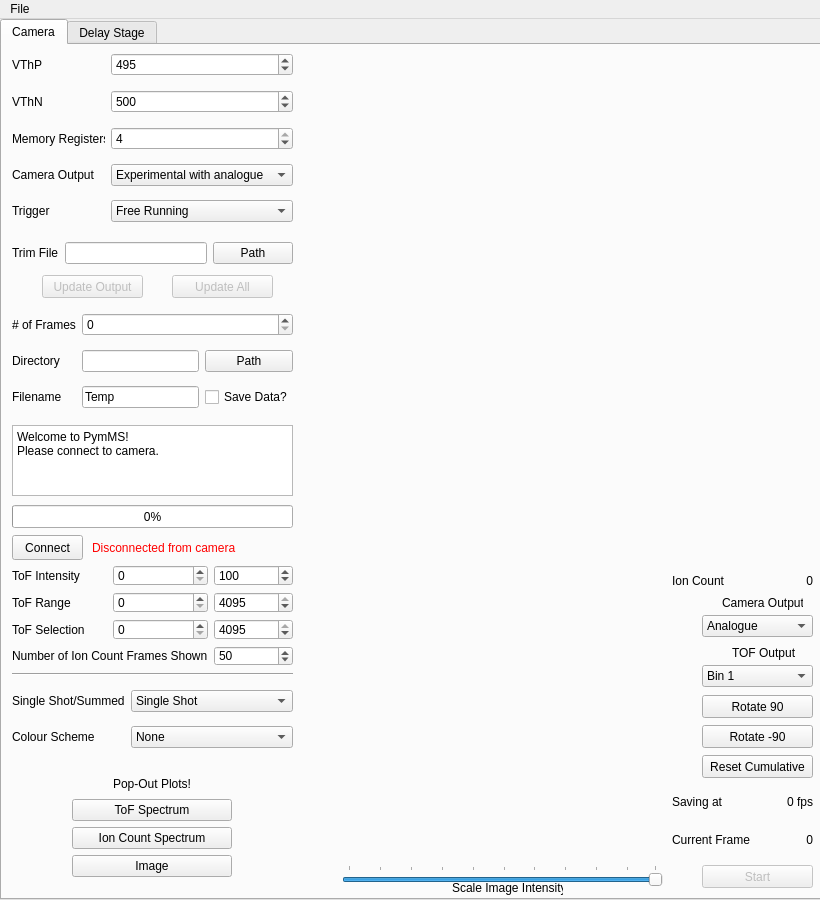
jrjfeath/PyMMS, file image.ui: the form before one commit.
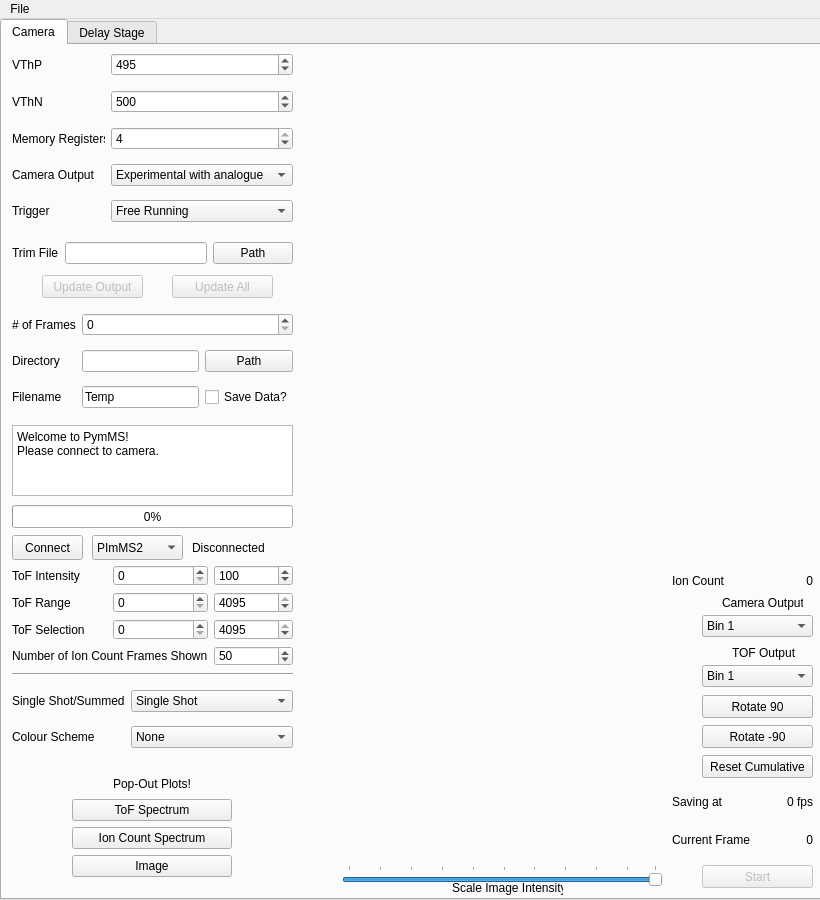
The form after the commit. Custom widgets are drawn as their Qt base class.

```diff
--- a/image.ui
+++ b/image.ui
@@ -709,515 +709,6 @@
        <bool>false</bool>
       </property>
      </widget>
-     <widget class="QLabel" name="_camera_connect">
-      <property name="geometry">
-       <rect>
-        <x>90</x>
-        <y>490</y>
-        <width>151</width>
-        <height>25</height>
-       </rect>
-      </property>
-      <property name="palette">
-       <palette>
-        <active>
-         <colorrole role="WindowText">
-          <brush brushstyle="SolidPattern">
-           <color alpha="255">
-            <red>255</red>
-            <green>0</green>
-            <blue>0</blue>
-           </color>
-          </brush>
-         </colorrole>
-         <colorrole role="Button">
-          <brush brushstyle="SolidPattern">
-           <color alpha="255">
-            <red>77</red>
-            <green>77</green>
-            <blue>77</blue>
-           </color>
-          </brush>
-         </colorrole>
-         <colorrole role="Light">
-          <brush brushstyle="SolidPattern">
-           <color alpha="255">
-            <red>83</red>
-            <green>83</green>
-            <blue>83</blue>
-           </color>
-          </brush>
-         </colorrole>
-         <colorrole role="Midlight">
-          <brush brushstyle="SolidPattern">
-           <color alpha="255">
-            <red>71</red>
-            <green>71</green>
-            <blue>71</blue>
-           </color>
-          </brush>
-         </colorrole>
-         <colorrole role="Dark">
-          <brush brushstyle="SolidPattern">
-           <color alpha="255">
-            <red>40</red>
-            <green>40</green>
-            <blue>40</blue>
-           </color>
-          </brush>
-         </colorrole>
-         <colorrole role="Mid">
-          <brush brushstyle="SolidPattern">
-           <color alpha="255">
-            <red>50</red>
-            <green>50</green>
-            <blue>50</blue>
-           </color>
-          </brush>
-         </colorrole>
-         <colorrole role="Text">
-          <brush brushstyle="SolidPattern">
-           <color alpha="255">
-            <red>223</red>
-            <green>223</green>
-            <blue>223</blue>
-           </color>
-          </brush>
-         </colorrole>
-         <colorrole role="ButtonText">
-          <brush brushstyle="SolidPattern">
-           <color alpha="255">
-            <red>223</red>
-            <green>223</green>
-            <blue>223</blue>
-           </color>
-          </brush>
-         </colorrole>
-         <colorrole role="Base">
-          <brush brushstyle="SolidPattern">
-           <color alpha="255">
-            <red>44</red>
-            <green>44</green>
-            <blue>44</blue>
-           </color>
-          </brush>
-         </colorrole>
-         <colorrole role="Window">
-          <brush brushstyle="SolidPattern">
-           <color alpha="255">
-            <red>44</red>
-            <green>44</green>
-            <blue>44</blue>
-           </color>
-          </brush>
-         </colorrole>
-         <colorrole role="Shadow">
-          <brush brushstyle="SolidPattern">
-           <color alpha="255">
-            <red>0</red>
-            <green>0</green>
-            <blue>0</blue>
-           </color>
-          </brush>
-         </colorrole>
-         <colorrole role="Highlight">
-          <brush brushstyle="SolidPattern">
-           <color alpha="255">
-            <red>22</red>
-            <green>160</green>
-            <blue>133</blue>
-           </color>
-          </brush>
-         </colorrole>
-         <colorrole role="HighlightedText">
-          <brush brushstyle="SolidPattern">
-           <color alpha="255">
-            <red>255</red>
-            <green>255</green>
-            <blue>255</blue>
-           </color>
-          </brush>
-         </colorrole>
-         <colorrole role="Link">
-          <brush brushstyle="SolidPattern">
-           <color alpha="255">
-            <red>0</red>
-            <green>87</green>
-            <blue>174</blue>
-           </color>
-          </brush>
-         </colorrole>
-         <colorrole role="LinkVisited">
-          <brush brushstyle="SolidPattern">
-           <color alpha="255">
-            <red>224</red>
-            <green>64</green>
-            <blue>251</blue>
-           </color>
-          </brush>
-         </colorrole>
-         <colorrole role="AlternateBase">
-          <brush brushstyle="SolidPattern">
-           <color alpha="255">
-            <red>46</red>
-            <green>46</green>
-            <blue>46</blue>
-           </color>
-          </brush>
-         </colorrole>
-         <colorrole role="ToolTipBase">
-          <brush brushstyle="SolidPattern">
-           <color alpha="255">
-            <red>0</red>
-            <green>0</green>
-            <blue>0</blue>
-           </color>
-          </brush>
-         </colorrole>
-         <colorrole role="ToolTipText">
-          <brush brushstyle="SolidPattern">
-           <color alpha="255">
-            <red>239</red>
-            <green>239</green>
-            <blue>239</blue>
-           </color>
-          </brush>
-         </colorrole>
-        </active>
-        <inactive>
-         <colorrole role="WindowText">
-          <brush brushstyle="SolidPattern">
-           <color alpha="255">
-            <red>255</red>
-            <green>0</green>
-            <blue>0</blue>
-           </color>
-          </brush>
-         </colorrole>
-         <colorrole role="Button">
-          <brush brushstyle="SolidPattern">
-           <color alpha="255">
-            <red>77</red>
-            <green>77</green>
-            <blue>77</blue>
-           </color>
-          </brush>
-         </colorrole>
-         <colorrole role="Light">
-          <brush brushstyle="SolidPattern">
-           <color alpha="255">
-            <red>83</red>
-            <green>83</green>
-            <blue>83</blue>
-           </color>
-          </brush>
-         </colorrole>
-         <colorrole role="Midlight">
-          <brush brushstyle="SolidPattern">
-           <color alpha="255">
-            <red>71</red>
-            <green>71</green>
-            <blue>71</blue>
-           </color>
-          </brush>
-         </colorrole>
-         <colorrole role="Dark">
-          <brush brushstyle="SolidPattern">
-           <color alpha="255">
-            <red>40</red>
-            <green>40</green>
-            <blue>40</blue>
-           </color>
-          </brush>
-         </colorrole>
-         <colorrole role="Mid">
-          <brush brushstyle="SolidPattern">
-           <color alpha="255">
-            <red>50</red>
-            <green>50</green>
-            <blue>50</blue>
-           </color>
-          </brush>
-         </colorrole>
-         <colorrole role="Text">
-          <brush brushstyle="SolidPattern">
-           <color alpha="255">
-            <red>223</red>
-            <green>223</green>
-            <blue>223</blue>
-           </color>
-          </brush>
-         </colorrole>
-         <colorrole role="ButtonText">
-          <brush brushstyle="SolidPattern">
-           <color alpha="255">
-            <red>223</red>
-            <green>223</green>
-            <blue>223</blue>
-           </color>
-          </brush>
-         </colorrole>
-         <colorrole role="Base">
-          <brush brushstyle="SolidPattern">
-           <color alpha="255">
-            <red>44</red>
-            <green>44</green>
-            <blue>44</blue>
-           </color>
-          </brush>
-         </colorrole>
-         <colorrole role="Window">
-          <brush brushstyle="SolidPattern">
-           <color alpha="255">
-            <red>44</red>
-            <green>44</green>
-            <blue>44</blue>
-           </color>
-          </brush>
-         </colorrole>
-         <colorrole role="Shadow">
-          <brush brushstyle="SolidPattern">
-           <color alpha="255">
-            <red>0</red>
-            <green>0</green>
-            <blue>0</blue>
-           </color>
-          </brush>
-         </colorrole>
-         <colorrole role="Highlight">
-          <brush brushstyle="SolidPattern">
-           <color alpha="255">
-            <red>22</red>
-            <green>159</green>
-            <blue>132</blue>
-           </color>
-          </brush>
-         </colorrole>
-         <colorrole role="HighlightedText">
-          <brush brushstyle="SolidPattern">
-           <color alpha="255">
-            <red>255</red>
-            <green>255</green>
-            <blue>255</blue>
-           </color>
-          </brush>
-         </colorrole>
-         <colorrole role="Link">
-          <brush brushstyle="SolidPattern">
-           <color alpha="255">
-            <red>0</red>
-            <green>87</green>
-            <blue>174</blue>
-           </color>
-          </brush>
-         </colorrole>
-         <colorrole role="LinkVisited">
-          <brush brushstyle="SolidPattern">
-           <color alpha="255">
-            <red>224</red>
-            <green>64</green>
-            <blue>251</blue>
-           </color>
-          </brush>
-         </colorrole>
-         <colorrole role="AlternateBase">
-          <brush brushstyle="SolidPattern">
-           <color alpha="255">
-            <red>46</red>
-            <green>46</green>
-            <blue>46</blue>
-           </color>
-          </brush>
-         </colorrole>
-         <colorrole role="ToolTipBase">
-          <brush brushstyle="SolidPattern">
-           <color alpha="255">
-            <red>0</red>
-            <green>0</green>
-            <blue>0</blue>
-           </color>
-          </brush>
-         </colorrole>
-         <colorrole role="ToolTipText">
-          <brush brushstyle="SolidPattern">
-           <color alpha="255">
-            <red>239</red>
-            <green>239</green>
-            <blue>239</blue>
-           </color>
-          </brush>
-         </colorrole>
-        </inactive>
-        <disabled>
-         <colorrole role="WindowText">
-          <brush brushstyle="SolidPattern">
-           <color alpha="255">
-            <red>105</red>
-            <green>105</green>
-            <blue>105</blue>
-           </color>
-          </brush>
-         </colorrole>
-         <colorrole role="Button">
-          <brush brushstyle="SolidPattern">
-           <color alpha="255">
-            <red>77</red>
-            <green>77</green>
-            <blue>77</blue>
-           </color>
-          </brush>
-         </colorrole>
-         <colorrole role="Light">
-          <brush brushstyle="SolidPattern">
-           <color alpha="255">
-            <red>83</red>
-            <green>83</green>
-            <blue>83</blue>
-           </color>
-          </brush>
-         </colorrole>
-         <colorrole role="Midlight">
-          <brush brushstyle="SolidPattern">
-           <color alpha="255">
-            <red>71</red>
-            <green>71</green>
-            <blue>71</blue>
-           </color>
-          </brush>
-         </colorrole>
-         <colorrole role="Dark">
-          <brush brushstyle="SolidPattern">
-           <color alpha="255">
-            <red>40</red>
-            <green>40</green>
-            <blue>40</blue>
-           </color>
-          </brush>
-         </colorrole>
-         <colorrole role="Mid">
-          <brush brushstyle="SolidPattern">
-           <color alpha="255">
-            <red>50</red>
-            <green>50</green>
-            <blue>50</blue>
-           </color>
-          </brush>
-         </colorrole>
-         <colorrole role="Text">
-          <brush brushstyle="SolidPattern">
-           <color alpha="255">
-            <red>105</red>
-            <green>105</green>
-            <blue>105</blue>
-           </color>
-          </brush>
-         </colorrole>
-         <colorrole role="ButtonText">
-          <brush brushstyle="SolidPattern">
-           <color alpha="255">
-            <red>105</red>
-            <green>105</green>
-            <blue>105</blue>
-           </color>
-          </brush>
-         </colorrole>
-         <colorrole role="Base">
-          <brush brushstyle="SolidPattern">
-           <color alpha="255">
-            <red>44</red>
-            <green>44</green>
-            <blue>44</blue>
-           </color>
-          </brush>
-         </colorrole>
-         <colorrole role="Window">
-          <brush brushstyle="SolidPattern">
-           <color alpha="255">
-            <red>44</red>
-            <green>44</green>
-            <blue>44</blue>
-           </color>
-          </brush>
-         </colorrole>
-         <colorrole role="Shadow">
-          <brush brushstyle="SolidPattern">
-           <color alpha="255">
-            <red>0</red>
-            <green>0</green>
-            <blue>0</blue>
-           </color>
-          </brush>
-         </colorrole>
-         <colorrole role="Highlight">
-          <brush brushstyle="SolidPattern">
-           <color alpha="255">
-            <red>22</red>
-            <green>160</green>
-            <blue>133</blue>
-           </color>
-          </brush>
-         </colorrole>
-         <colorrole role="HighlightedText">
-          <brush brushstyle="SolidPattern">
-           <color alpha="102">
-            <red>255</red>
-            <green>255</green>
-            <blue>255</blue>
-           </color>
-          </brush>
-         </colorrole>
-         <colorrole role="Link">
-          <brush brushstyle="SolidPattern">
-           <color alpha="255">
-            <red>0</red>
-            <green>87</green>
-            <blue>174</blue>
-           </color>
-          </brush>
-         </colorrole>
-         <colorrole role="LinkVisited">
-          <brush brushstyle="SolidPattern">
-           <color alpha="255">
-            <red>224</red>
-            <green>64</green>
-            <blue>251</blue>
-           </color>
-          </brush>
-         </colorrole>
-         <colorrole role="AlternateBase">
-          <brush brushstyle="SolidPattern">
-           <color alpha="255">
-            <red>46</red>
-            <green>46</green>
-            <blue>46</blue>
-           </color>
-          </brush>
-         </colorrole>
-         <colorrole role="ToolTipBase">
-          <brush brushstyle="SolidPattern">
-           <color alpha="255">
-            <red>0</red>
-            <green>0</green>
-            <blue>0</blue>
-           </color>
-          </brush>
-         </colorrole>
-         <colorrole role="ToolTipText">
-          <brush brushstyle="SolidPattern">
-           <color alpha="255">
-            <red>239</red>
-            <green>239</green>
-            <blue>239</blue>
-           </color>
-          </brush>
-         </colorrole>
-        </disabled>
-       </palette>
-      </property>
-      <property name="text">
-       <string>Disconnected from camera</string>
-      </property>
-     </widget>
      <widget class="QProgressBar" name="_progressBar">
       <property name="geometry">
        <rect>
@@ -1363,6 +854,26 @@
         <height>22</height>
        </rect>
       </property>
+      <item>
+       <property name="text">
+        <string>Bin 1</string>
+       </property>
+      </item>
+      <item>
+       <property name="text">
+        <string>Bin 2</string>
+       </property>
+      </item>
+      <item>
+       <property name="text">
+        <string>Bin 3</string>
+       </property>
+      </item>
+      <item>
+       <property name="text">
+        <string>Bin 4</string>
+       </property>
+      </item>
       <item>
        <property name="text">
         <string>Analogue</string>
@@ -1868,6 +1379,44 @@
        </item>
       </layout>
      </widget>
+     <widget class="QComboBox" name="_function_selection">
+      <property name="geometry">
+       <rect>
+        <x>90</x>
+        <y>490</y>
+        <width>91</width>
+        <height>25</height>
+       </rect>
+      </property>
+      <item>
+       <property name="text">
+        <string>PImMS2</string>
+       </property>
+      </item>
+      <item>
+       <property name="text">
+        <string>Fast PImMS2</string>
+       </property>
+      </item>
+      <item>
+       <property name="text">
+        <string>Test Data</string>
+       </property>
+      </item>
+     </widget>
+     <widget class="QLabel" name="_camera_connect">
+      <property name="geometry">
+       <rect>
+        <x>190</x>
+        <y>490</y>
+        <width>101</width>
+        <height>25</height>
+       </rect>
+      </property>
+      <property name="text">
+       <string>Disconnected</string>
+      </property>
+     </widget>
     </widget>
     <widget class="QWidget" name="_tab_2">
      <attribute name="title">
```
Left out of the diff: 20 changed lines with no effect on the pictures.
